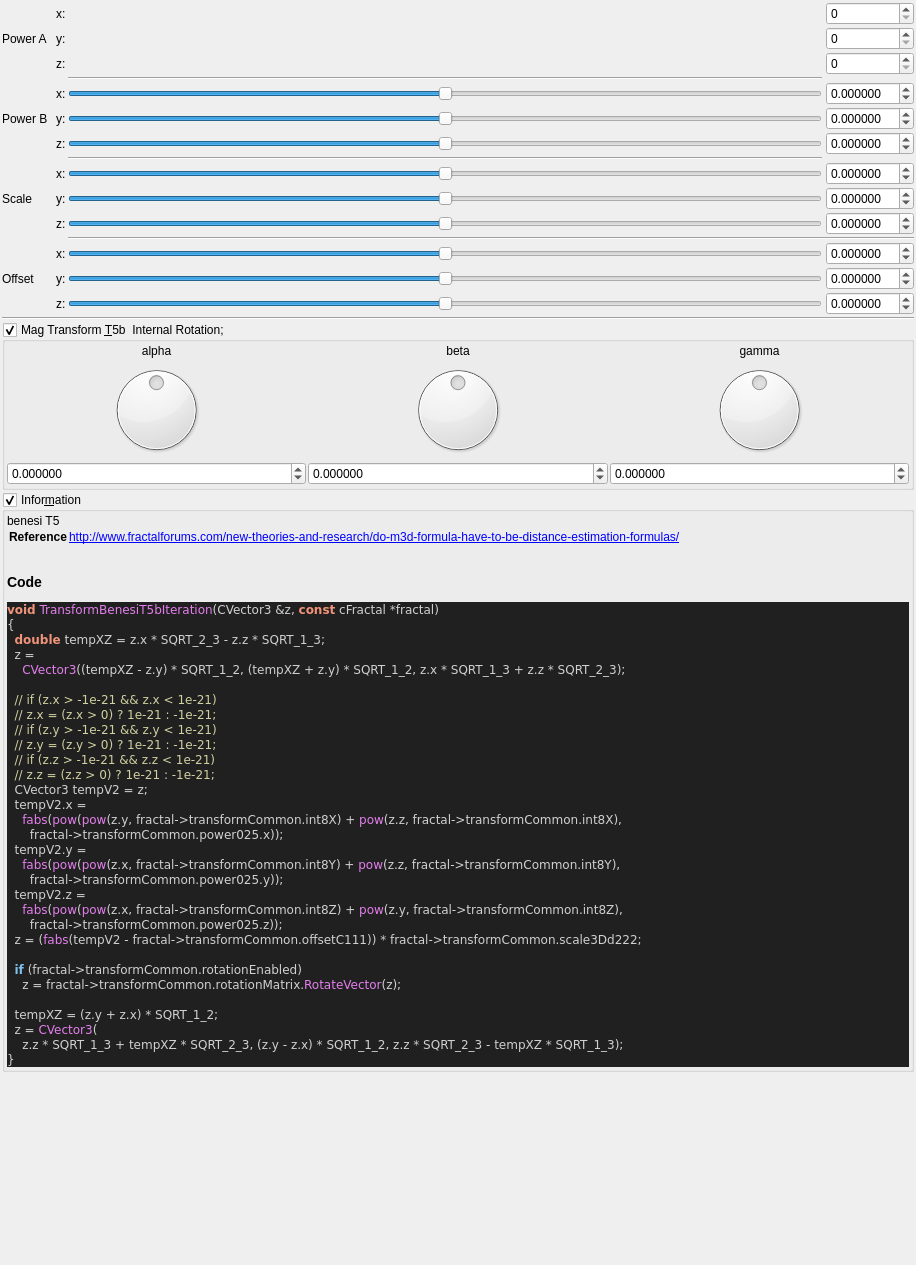
The window that mandelbulber2/qt_data/fractal_transf_benesi_T5b.ui (buddhi1980/mandelbulber2) describes before a commit, drawn with Qt 5.
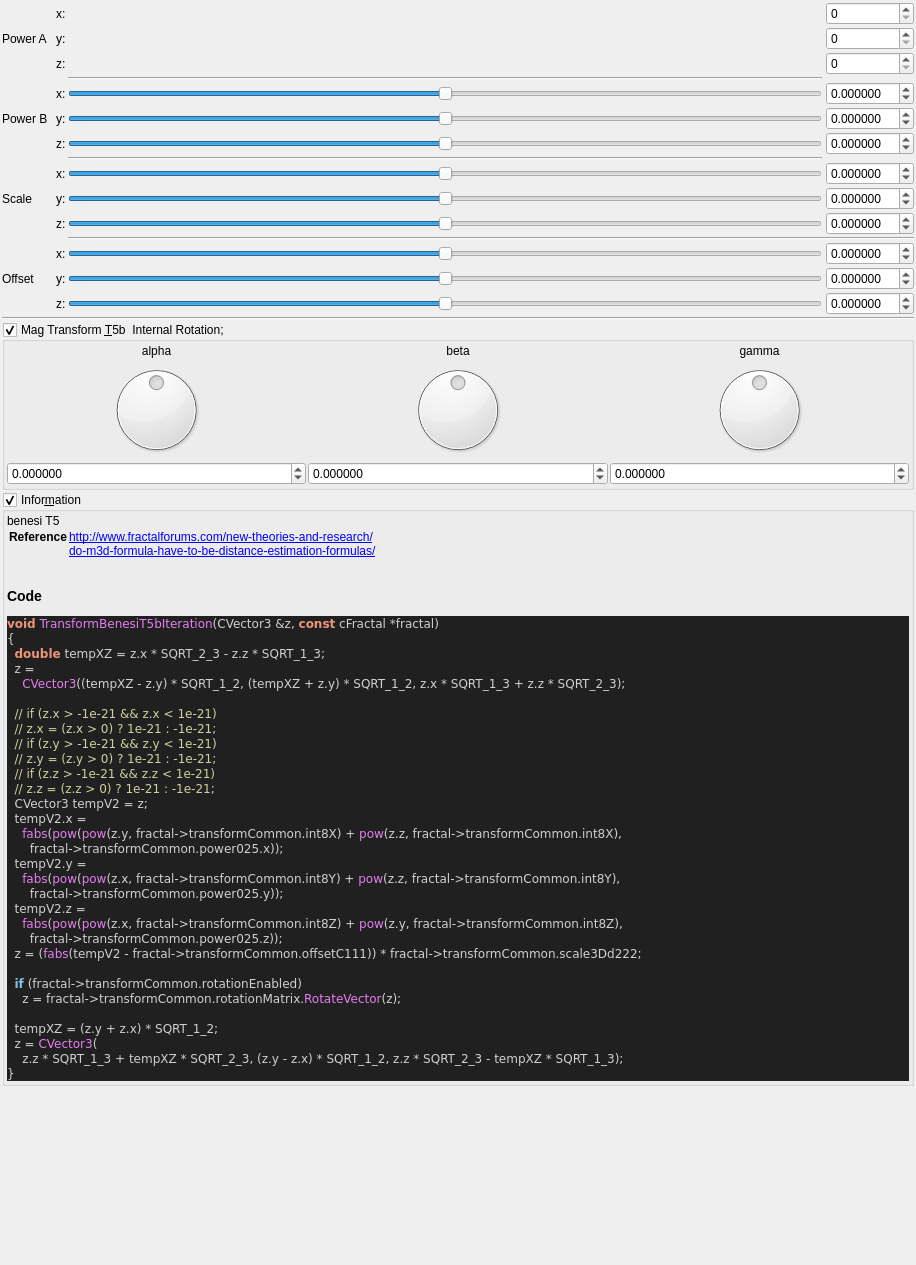
The same window after the commit. Custom widgets are drawn as their Qt base class.

Commit message: source code format & updated ui formula files

Diff of the .ui file:
```diff
--- a/mandelbulber2/qt_data/fractal_transf_benesi_T5b.ui
+++ b/mandelbulber2/qt_data/fractal_transf_benesi_T5b.ui
@@ -881,7 +881,8 @@
        <widget class="QLabel" name="label_code_content">
         <property name="text">
          <string>&lt;p&gt;benesi T5&lt;/p&gt;&lt;table&gt;
-&lt;tr&gt;&lt;th&gt;Reference&lt;/th&gt;&lt;td&gt;&lt;a href=&quot;http://www.fractalforums.com/new-theories-and-research/do-m3d-formula-have-to-be-distance-estimation-formulas/&quot;&gt;http://www.fractalforums.com/new-theories-and-research/do-m3d-formula-have-to-be-distance-estimation-formulas/&lt;br&gt;
+&lt;tr&gt;&lt;th&gt;Reference&lt;/th&gt;&lt;td&gt;&lt;a href=&quot;http://www.fractalforums.com/new-theories-and-research/&quot;&gt;http://www.fractalforums.com/new-theories-and-research/&lt;br&gt;
+&lt;a href=&quot;do-m3d-formula-have-to-be-distance-estimation-formulas/&quot;&gt;do-m3d-formula-have-to-be-distance-estimation-formulas/&lt;br&gt;
 &lt;/td&gt;&lt;/tr&gt;
 &lt;/table&gt;
 &lt;h3&gt;Code&lt;/h3&gt;
```
The commit also changes 41 other files.
